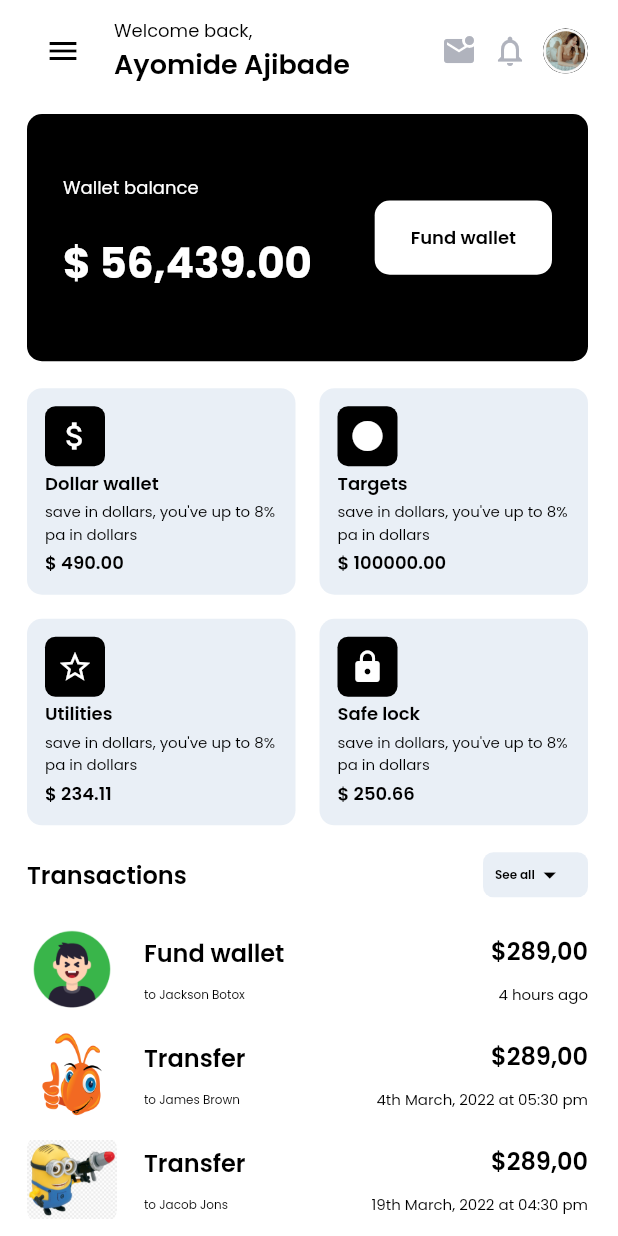
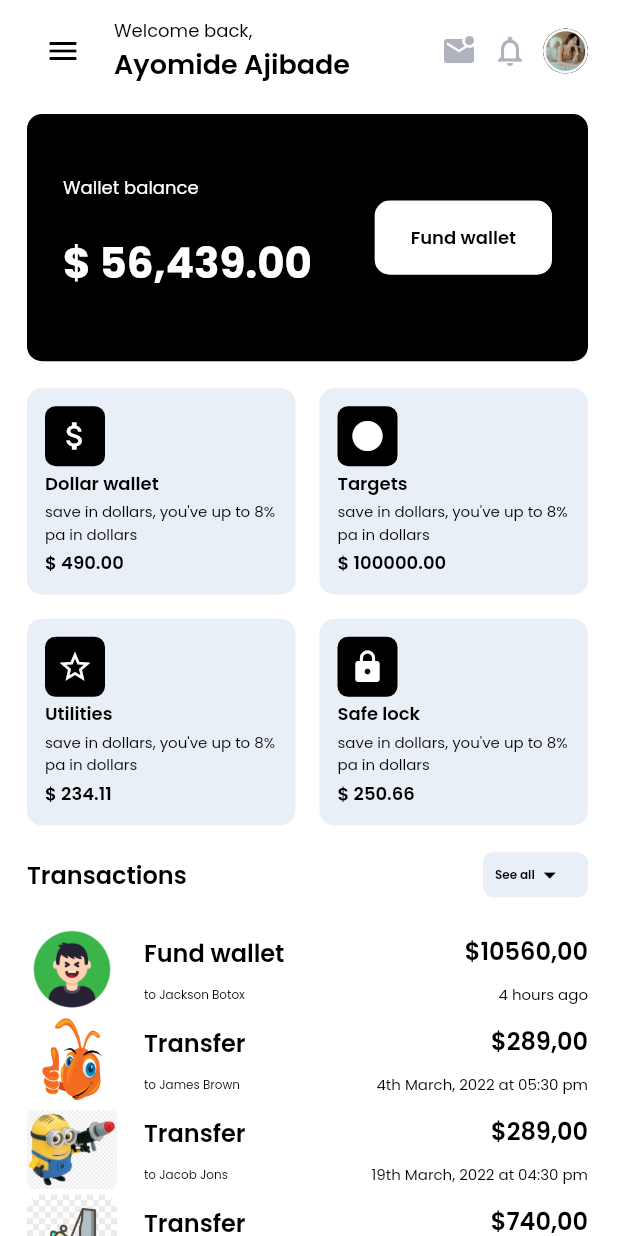
Before and after one commit to ochyluv/bank_dashboard, a Flutter app: the screen it shows after launch, on a phone screen of 412 x 824 dp. Run offline on Flutter 3.47's test engine with Material 2 defaults, Android fonts, the light colour scheme and no system bars; our stand-ins replace google_fonts, percent_indicator, stacked.

Commit message:
house keeping of transaction models

```diff
--- /dev/null
+++ b/lib/models/transaction/transaction_model.dart
@@ -0,0 +1,74 @@
+class TransactionModel {
+  final String title;
+  final String description;
+  final String date;
+  final String amount;
+  final String image;
+
+  TransactionModel({
+    required this.description,
+    required this.title,
+    required this.date,
+    required this.amount,
+    required this.image,
+  });
+}
+
+List<TransactionModel> transactionsData = [
+  TransactionModel(
+    title: 'Fund wallet',
+    description: 'to Jackson Botox',
+    amount: '\$10560,00',
+    date: '4 hours ago',
+    image: 'assets/icons/face1.png',
+  ),
+  TransactionModel(
+    title: 'Transfer',
+    description: 'to James Brown',
+    amount: '\$289,00',
+    date: '4th March, 2022 at 05:30 pm',
+    image: 'assets/icons/face2.png',
+  ),
+  TransactionModel(
+    title: 'Transfer',
+    description: 'to Jacob Jons',
+    amount: '\$289,00',
+    date: '19th March, 2022 at 04:30 pm',
+    image: 'assets/icons/face3.png',
+  ),
+  TransactionModel(
+    title: 'Transfer',
+    description: 'to James David',
+    amount: '\$740,00',
+    date: '30th March, 2022 at 04:30 pm',
+    image: 'assets/icons/icon_step.png',
+  ),
+  TransactionModel(
+    title: 'Fund wallet',
+    description: 'to Jackson Botox',
+    amount: '\$650,00',
+    date: '4 hours ago',
+    image: 'assets/icons/face1.png',
+  ),
+  TransactionModel(
+    title: 'Transfer',
+    description: 'to James Brown',
+    amount: '\$500,00',
+    date: '4th March, 2022 at 05:30 pm',
+    image: 'assets/icons/face3.png',
+  ),
+  TransactionModel(
+    title: 'Transfer',
+    description: 'to Jacob Jons',
+    amount: '\$2700,00',
+    date: '19th March, 2022 at 04:30 pm',
+    image: 'assets/icons/icon_step.png',
+  ),
+  TransactionModel(
+    title: 'Transfer',
+    description: 'to James David',
+    amount: '\$200,00',
+    date: '30th March, 2022 at 04:30 pm',
+    image: 'assets/icons/face3.png',
+  ),
+];
--- a/lib/ui/widgets/transactions_card.dart
+++ b/lib/ui/widgets/transactions_card.dart
@@ -1,23 +1,15 @@
+import 'package:bank_dashboard/models/transaction/transaction_model.dart';
 import 'package:bank_dashboard/ui/shared/colors.dart';
 import 'package:bank_dashboard/ui/shared/spacing.dart';
 import 'package:bank_dashboard/ui/shared/text_styles.dart';
 import 'package:flutter/material.dart';
 
 class TransactionsCard extends StatelessWidget {
-  const TransactionsCard(
-      {Key? key,
-      required this.title,
-      required this.subTitle,
-      required this.amount,
-      required this.date,
-      required this.image})
+  const TransactionsCard({Key? key, required this.transaction})
       : super(key: key);
 
-  final String title;
-  final String subTitle;
-  final String amount;
-  final String date;
-  final String image;
+  final TransactionModel transaction;
+
   @override
   Widget build(BuildContext context) {
     return Row(
@@ -26,24 +18,26 @@ class TransactionsCard extends StatelessWidget {
           height: 60,
           width: 60,
           decoration: BoxDecoration(
-              borderRadius: BorderRadius.circular(10),
-              image: DecorationImage(
-                  image: AssetImage(
-                image,
-              )),
-              color: kWhiteColor),
+            borderRadius: BorderRadius.circular(10),
+            image: DecorationImage(
+              image: AssetImage(
+                transaction.image,
+              ),
+            ),
+            color: kWhiteColor,
+          ),
         ),
         horizontalSpaceRegular,
         Column(
           crossAxisAlignment: CrossAxisAlignment.start,
           children: [
             Text(
-              title,
+              transaction.title,
               style: kSubtitleTextStyle.copyWith(color: kBlackColor),
             ),
             verticalSpaceSmall,
             Text(
-              subTitle,
+              transaction.description,
               style: kTinyRegularTextStyle.copyWith(color: kBlackColor),
             ),
           ],
@@ -53,12 +47,12 @@ class TransactionsCard extends StatelessWidget {
           crossAxisAlignment: CrossAxisAlignment.end,
           children: [
             Text(
-              amount,
+              transaction.amount,
               style: kSubtitleTextStyle.copyWith(color: kBlackColor),
             ),
             verticalSpaceSmall,
             Text(
-              date,
+              transaction.date,
               style: kSmallRegularTextStyle.copyWith(color: kBlackColor),
             ),
           ],
--- a/lib/views/dashboard/dashboard_view.dart
+++ b/lib/views/dashboard/dashboard_view.dart
@@ -1,3 +1,4 @@
+import 'package:bank_dashboard/models/transaction/transaction_model.dart';
 import 'package:bank_dashboard/responsive.dart';
 import 'package:bank_dashboard/ui/shared/colors.dart';
 import 'package:bank_dashboard/ui/shared/edge_insect.dart';
@@ -97,37 +98,9 @@ class DashBoardView extends StatelessWidget {
                         cardText: 'See all',
                       ),
                       verticalSpaceRegular,
-                      const TransactionsCard(
-                        title: 'Fund wallet',
-                        subTitle: 'to Jackson Botox',
-                        amount: '\$289,00',
-                        date: '4 hours ago',
-                        image: 'assets/icons/face1.png',
-                      ),
-                      verticalSpaceSmall,
-                      const TransactionsCard(
-                        title: 'Transfer',
-                        subTitle: 'to James Brown',
-                        amount: '\$289,00',
-                        date: '4th March, 2022 at 05:30 pm',
-                        image: 'assets/icons/face2.png',
-                      ),
-                      verticalSpaceSmall,
-                      const TransactionsCard(
-                        title: 'Transfer',
-                        subTitle: 'to Jacob Jons',
-                        amount: '\$289,00',
-                        date: '19th March, 2022 at 04:30 pm',
-                        image: 'assets/icons/face3.png',
-                      ),
-                      verticalSpaceSmall,
-                      const TransactionsCard(
-                        title: 'Transfer',
-                        subTitle: 'to James David',
-                        amount: '\$289,00',
-                        date: '30th March, 2022 at 04:30 pm',
-                        image: 'assets/icons/icon_step.png',
-                      ),
+                      for (final transaction in transactionsData) ...[
+                        TransactionsCard(transaction: transaction),
+                      ],
                       verticalSpaceRegular,
                       if (!Responsive.isDesktop(context))
                         const SizedBox(height: defaultPadding),
```
